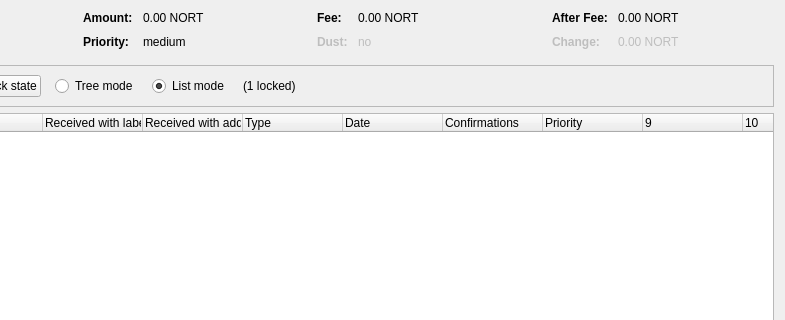
This is src/qt/forms/coincontroldialog.ui in tecaxcrypto/Northern as Qt 5 draws it before an edit; both pictures show x 169 to 954 and y 0 to 320 of the 954 by 500 pixel window. The edited form follows.
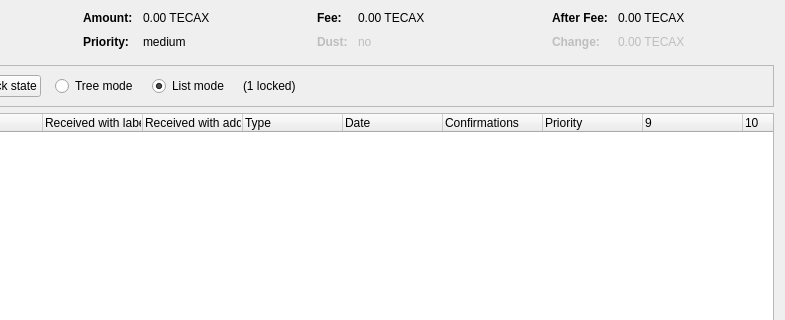
This is the edited form. Custom widgets are drawn as their Qt base class.

Patch:
```diff
--- a/src/qt/forms/coincontroldialog.ui
+++ b/src/qt/forms/coincontroldialog.ui
@@ -132,7 +132,7 @@
           <enum>Qt::ActionsContextMenu</enum>
          </property>
          <property name="text">
-          <string notr="true">0.00 NORT</string>
+          <string notr="true">0.00 TECAX</string>
          </property>
          <property name="textInteractionFlags">
           <set>Qt::LinksAccessibleByMouse|Qt::TextSelectableByKeyboard|Qt::TextSelectableByMouse</set>
@@ -206,7 +206,7 @@
           <enum>Qt::ActionsContextMenu</enum>
          </property>
          <property name="text">
-          <string notr="true">0.00 NORT</string>
+          <string notr="true">0.00 TECAX</string>
          </property>
          <property name="textInteractionFlags">
           <set>Qt::LinksAccessibleByMouse|Qt::TextSelectableByKeyboard|Qt::TextSelectableByMouse</set>
@@ -286,7 +286,7 @@
           <enum>Qt::ActionsContextMenu</enum>
          </property>
          <property name="text">
-          <string notr="true">0.00 NORT</string>
+          <string notr="true">0.00 TECAX</string>
          </property>
          <property name="textInteractionFlags">
           <set>Qt::LinksAccessibleByMouse|Qt::TextSelectableByKeyboard|Qt::TextSelectableByMouse</set>
@@ -321,7 +321,7 @@
           <enum>Qt::ActionsContextMenu</enum>
          </property>
          <property name="text">
-          <string notr="true">0.00 NORT</string>
+          <string notr="true">0.00 TECAX</string>
          </property>
          <property name="textInteractionFlags">
           <set>Qt::LinksAccessibleByMouse|Qt::TextSelectableByKeyboard|Qt::TextSelectableByMouse</set>
```
